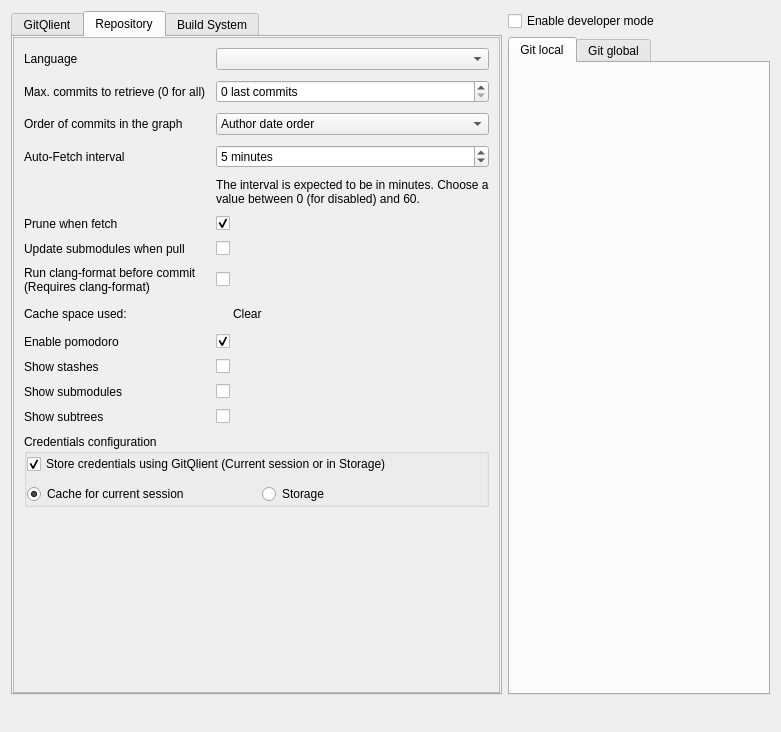
The window that src/big_widgets/ConfigWidget.ui (francescmm/GitQlient) describes before a commit, drawn with Qt 5.
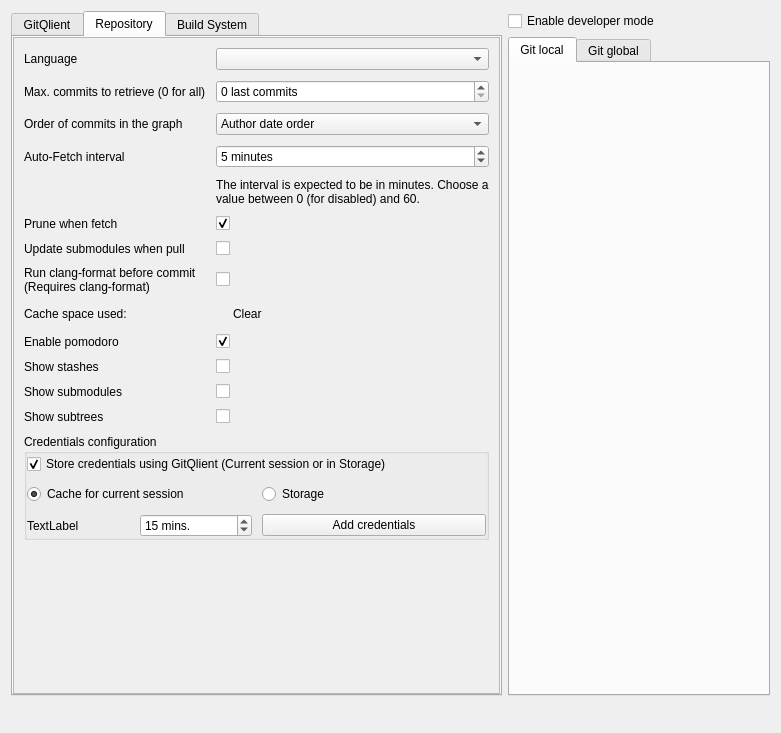
The same window after the commit. The open tabs and pages were chosen to show the change. Custom widgets are drawn as their Qt base class.

What changed in the file:
```diff
--- a/src/big_widgets/ConfigWidget.ui
+++ b/src/big_widgets/ConfigWidget.ui
@@ -7,7 +7,7 @@
     <x>0</x>
     <y>0</y>
     <width>781</width>
-    <height>732</height>
+    <height>733</height>
    </rect>
   </property>
   <property name="windowTitle">
@@ -262,7 +262,7 @@
             <x>0</x>
             <y>0</y>
             <width>565</width>
-            <height>653</height>
+            <height>654</height>
            </rect>
           </property>
           <layout class="QVBoxLayout" name="verticalLayout_2">
@@ -592,6 +592,52 @@
                    <property name="checked">
                     <bool>true</bool>
                    </property>
+                   <attribute name="buttonGroup">
+                    <string notr="true">buttonGroup</string>
+                   </attribute>
+                  </widget>
+                 </item>
+                 <item row="2" column="0">
+                  <layout class="QHBoxLayout" name="horizontalLayout_3">
+                   <property name="spacing">
+                    <number>0</number>
+                   </property>
+                   <property name="topMargin">
+                    <number>0</number>
+                   </property>
+                   <property name="rightMargin">
+                    <number>0</number>
+                   </property>
+                   <item>
+                    <widget class="QLabel" name="label_19">
+                     <property name="text">
+                      <string>TextLabel</string>
+                     </property>
+                    </widget>
+                   </item>
+                   <item>
+                    <widget class="QSpinBox" name="sbTimeout">
+                     <property name="suffix">
+                      <string> mins.</string>
+                     </property>
+                     <property name="maximum">
+                      <number>480</number>
+                     </property>
+                     <property name="singleStep">
+                      <number>5</number>
+                     </property>
+                     <property name="value">
+                      <number>15</number>
+                     </property>
+                    </widget>
+                   </item>
+                  </layout>
+                 </item>
+                 <item row="2" column="1">
+                  <widget class="QPushButton" name="pbAddCredentials">
+                   <property name="text">
+                    <string>Add credentials</string>
+                   </property>
                   </widget>
                  </item>
                 </layout>
```
Left out of the diff: 35 changed lines with no effect on the pictures.
